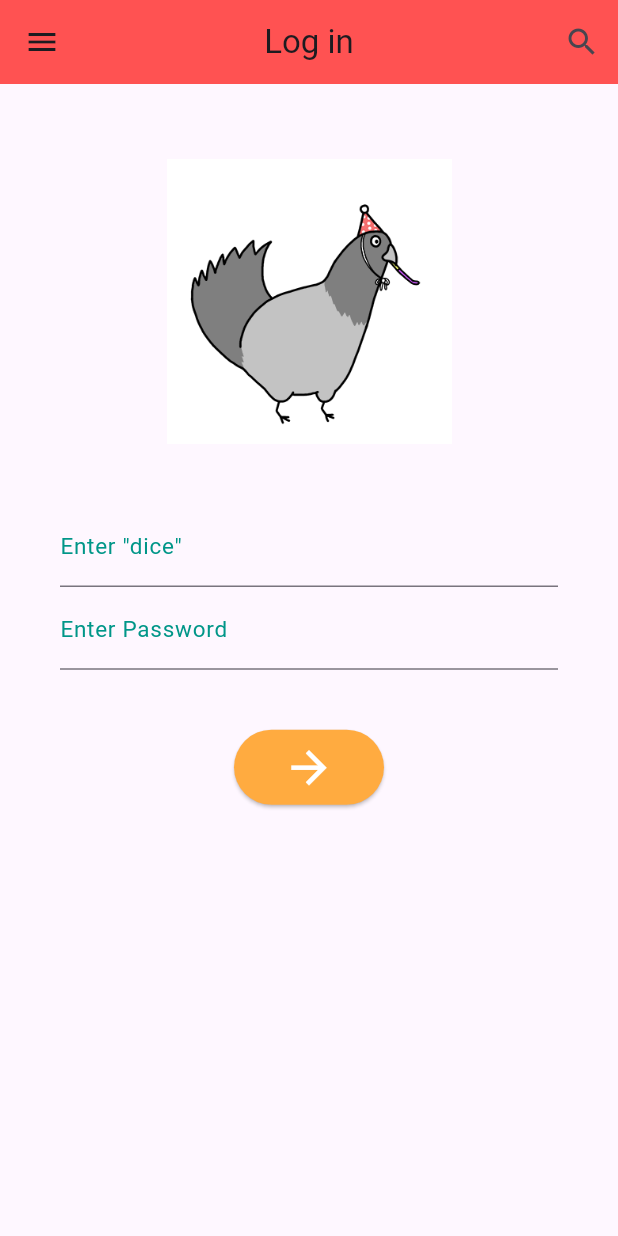
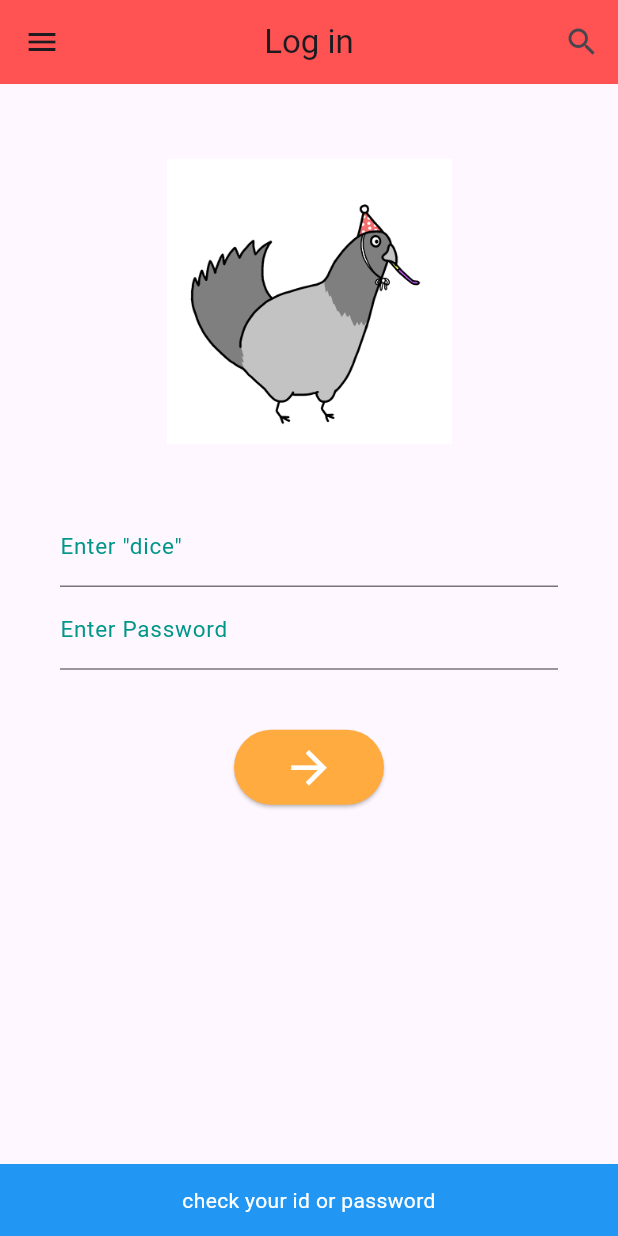
Before and after one commit to LeeIssacBK/Football-Schedule-App, a Flutter app: the LogIn screen opened directly, after a tap on the "arrow forward" icon, on a phone screen of 412 x 824 dp. Run offline on Flutter 3.47's test engine with Material 3 defaults, Android fonts, the phone set to English and light mode, and no system bars; our stand-ins replace fluttertoast.

Commit message:
add app login 2

```diff
--- a/lib/study2/login_dice.dart
+++ b/lib/study2/login_dice.dart
@@ -1,4 +1,5 @@
 import 'package:flutter/material.dart';
+import 'dice.dart';
 
 void main() => runApp(MyApp());
 
@@ -19,6 +20,16 @@ class LogIn extends StatefulWidget {
 }
 
 class _LogInState extends State<LogIn> {
+  TextEditingController controller = TextEditingController();
+  TextEditingController controller2 = TextEditingController();
+
+  // dispose method
+
+  bool isPass(
+      TextEditingController controller, TextEditingController controller2) {
+    return controller.text == 'dice' && controller2.text == '1234';
+  }
+
   @override
   Widget build(BuildContext context) {
     return Scaffold(
@@ -31,7 +42,9 @@ class _LogInState extends State<LogIn> {
           IconButton(icon: Icon(Icons.search), onPressed: () {})
         ],
       ),
-      body: SingleChildScrollView(
+      body: Builder(
+        builder: (context) {
+          return SingleChildScrollView(
             child: Column(
               children: [
                 Padding(padding: EdgeInsets.only(top: 50)),
@@ -54,22 +67,33 @@ class _LogInState extends State<LogIn> {
                     child: Column(
                       children: [
                         TextField(
-                      decoration: InputDecoration(labelText: 'Enter "dice"'),
+                          controller: controller,
+                          decoration:
+                              InputDecoration(labelText: 'Enter "dice"'),
                           keyboardType: TextInputType.emailAddress,
                         ),
                         TextField(
-                      decoration: InputDecoration(labelText: 'Enter Password'),
+                          controller: controller2,
+                          decoration:
+                              InputDecoration(labelText: 'Enter Password'),
                           keyboardType: TextInputType.text,
                           obscureText: true,
                         ),
                         SizedBox(height: 40.0),
                         ElevatedButton(
-                      style: ElevatedButton.styleFrom(
-                          minimumSize: Size(100.0, 50.0),
-                          backgroundColor: Colors.orangeAccent),
                           child: Icon(Icons.arrow_forward,
                               color: Colors.white, size: 35.0),
-                      onPressed: () {},
+                          style: ElevatedButton.styleFrom(
+                              minimumSize: Size(100, 50),
+                              backgroundColor: Colors.orangeAccent),
+                          onPressed: () {
+                            if (isPass(controller, controller2)) {
+                              Navigator.push(context,
+                                  MaterialPageRoute(builder: (_) => Dice()));
+                            } else {
+                              showSnackBar(context);
+                            }
+                          },
                         )
                       ],
                     ),
@@ -77,7 +101,20 @@ class _LogInState extends State<LogIn> {
                 )),
               ],
             ),
+          );
+        },
       ),
     );
   }
 }
+
+void showSnackBar(BuildContext context) {
+  ScaffoldMessenger.of(context).showSnackBar(SnackBar(
+    content: Text('check your id or password',
+      textAlign: TextAlign.center,
+      style: TextStyle(color: Colors.white),
+    ),
+    backgroundColor: Colors.blue,
+    duration: Duration(milliseconds: 2000),
+  ));
+}
```
Lines whose indentation alone changed are shown as unchanged.
